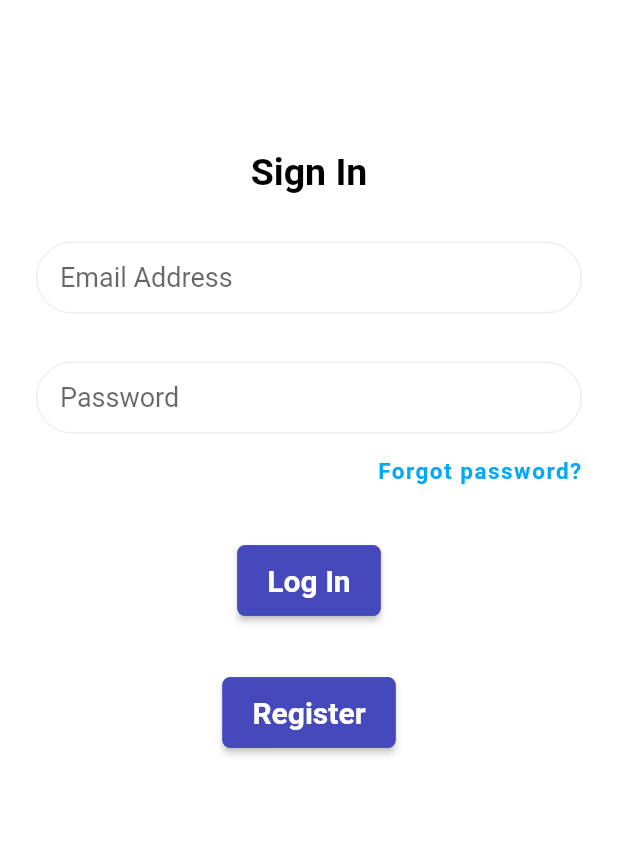
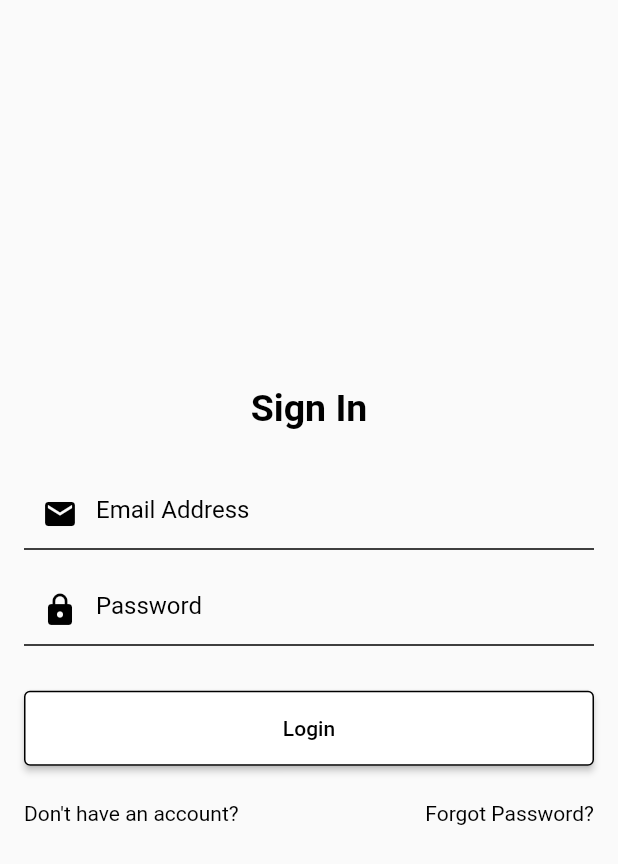
Before and after one commit to seshu0701/kapu_balija_doctors, a Flutter app: the screen it shows after launch, on a phone screen of 412 x 824 dp. Shown: the top 864 px of the screen. Run offline on Flutter 3.47's test engine with Material 2 defaults, Android fonts, the phone set to English and light mode, and no system bars; our stand-ins replace internet_connection_checker, progress_dialog.

Commit message:
changes in screens

```diff
--- a/lib/login_screen.dart
+++ b/lib/login_screen.dart
@@ -1,6 +1,6 @@
 import 'package:flutter/material.dart';
-import 'package:kapu_balija_doctors/registration_screen.dart';
-import 'package:kapu_balija_doctors/services/helper.dart';
+import 'package:internet_connection_checker/internet_connection_checker.dart';
+import 'package:http/http.dart' as http;
 import 'package:kapu_balija_doctors/utils/constants.dart';
 
 class LoginScreen extends StatefulWidget {
@@ -11,134 +11,152 @@ class LoginScreen extends StatefulWidget {
 }
 
 class _LoginScreen extends State<LoginScreen> {
-  final GlobalKey<FormState> _key = GlobalKey();
-  final AutovalidateMode _validate = AutovalidateMode.disabled;
+
+  final GlobalKey<FormState> _formKey = GlobalKey<FormState>();
+  final TextEditingController emailController = TextEditingController();
+  final TextEditingController passwordController = TextEditingController();
   String? email, password;
+  bool isLoading = false;
 
   @override
   Widget build(BuildContext context) {
     return Scaffold(
-      backgroundColor: Colors.white,
-      body: Column(
-        children: <Widget>[
-          const Padding(
-            padding: EdgeInsets.only(top: 100.0, right: 16.0, left: 16.0),
-            child: Text(
+      body: Form(
+        key: _formKey,
+        child: Padding(
+          padding:  const EdgeInsets.only(left:16, right:16),
+          child: Column(
+            mainAxisAlignment: MainAxisAlignment.center,
+            crossAxisAlignment: CrossAxisAlignment.stretch,
+            children: [
+              const Text(
                 'Sign In',
                 style: TextStyle(
                     color: Colors.black,
                     fontSize: 25.0,
                     fontWeight: FontWeight.bold),
+                textAlign: TextAlign.center,
               ),
+              const SizedBox(height: 32,),
+              TextFormField(
+                controller: emailController,
+                //cursorColor: Colors.white,
+                style: const TextStyle(color: Colors.black),
+                decoration: const InputDecoration(
+                    hintText: 'Email Address',
+                    enabledBorder: UnderlineInputBorder(
+                      borderSide: BorderSide(color: Colors.black),
                     ),
-          Padding(
-            padding: const EdgeInsets.only(top: 32.0, right: 24.0, left: 24.0),
-            child: TextFormField(
-                textAlignVertical: TextAlignVertical.center,
-                textInputAction: TextInputAction.next,
-                validator: validateEmail,
-                onSaved: (String? val) {
-                  email = val;
+                    focusedBorder: UnderlineInputBorder(
+                      borderSide: BorderSide(color: Colors.black),
+                    ),
+                    hintStyle: TextStyle(color: Colors.black),
+                    prefixIcon: Icon(
+                      Icons.email,
+                      color: Colors.black,
+                    )),
+                validator: (value) => !value!.contains('@')
+                    ? 'Please enter valid email'
+                    : null,
+              ),
+              const SizedBox(
+                height: 16,
+              ),
+              TextFormField(
+                controller: passwordController,
+               // cursorColor: Colors.white,
+
+                style: const TextStyle(color: Colors.black),
+                decoration: const InputDecoration(
+                    hintText: 'Password',
+                    enabledBorder: UnderlineInputBorder(
+                      borderSide: BorderSide(color: Colors.black),
+                    ),
+                    focusedBorder: UnderlineInputBorder(
+                      borderSide: BorderSide(color: Colors.black),
+                    ),
+                    hintStyle: TextStyle(color: Colors.black),
+                    prefixIcon: Icon(
+                      Icons.lock,
+                      color: Colors.black,
+                    )),
+                validator: (value) => value!.length < 6
+                    ? 'Must be at least 6 characters'
+                    : null,
+              ),
+              const SizedBox(
+                height: 30,
+              ),
+              ElevatedButton(
+                  style: ElevatedButton.styleFrom(
+                    //elevation: 1,
+                      side: const BorderSide(
+                        color: Colors.black,
+                      ),
+                      minimumSize: const Size.fromHeight(50),
+                      backgroundColor: Colors.white,
+                      foregroundColor: Colors.black,
+                      padding:
+                      const EdgeInsets.only(top: 12, bottom: 12)),
+                  onPressed: () {
+                    FocusManager.instance.primaryFocus?.unfocus();
+
+                    if (_formKey.currentState!.validate()) {
+                      login();
+
+                    }
                   },
-                style: const TextStyle(fontSize: 18.0),
-                keyboardType: TextInputType.emailAddress,
-                cursorColor: const Color(COLOR_PRIMARY),
-                decoration: getInputDecoration(
-                    hint: 'Email Address',
-                    darkMode: isDarkMode(context),
-                    errorColor: Theme.of(context).errorColor)),
+                  child: const Text('Login')),
+              const SizedBox(
+                height: 24,
               ),
-          Padding(
-            padding: const EdgeInsets.only(top: 32.0, right: 24.0, left: 24.0),
-            child: TextFormField(
-                textAlignVertical: TextAlignVertical.center,
-                obscureText: true,
-                validator: validatePassword,
-                onSaved: (String? val) {
-                  password = val;
+              Row(
+                mainAxisAlignment: MainAxisAlignment.spaceBetween,
+                children: [
+                  GestureDetector(
+                    child: const Text(
+                      "Don't have an account?",
+                      style: TextStyle(color: Colors.black),
+                    ),
+                    onTap: () {
                     },
-                /*onFieldSubmitted: (password) => context
-                    .read<LoginBloc>()
-                    .add(ValidateLoginFieldsEvent(_key)),*/
-                textInputAction: TextInputAction.done,
-                style: const TextStyle(fontSize: 18.0),
-                cursorColor: const Color(COLOR_PRIMARY),
-                decoration: getInputDecoration(
-                    hint: 'Password',
-                    darkMode: isDarkMode(context),
-                    errorColor: Theme.of(context).errorColor)),
                   ),
-          Padding(
-            padding: const EdgeInsets.only(top: 16, right: 24),
-            child: Align(
-              alignment: Alignment.centerRight,
-              child: GestureDetector(
-                /*onTap: () =>
-                    push(context, const ResetPasswordScreen()),*/
-                child: const Text(
-                  'Forgot password?',
-                  style: TextStyle(
-                      color: Colors.lightBlue,
-                      fontWeight: FontWeight.bold,
-                      fontSize: 15,
-                      letterSpacing: 1),
+                  GestureDetector(
+                    child: const Text("Forgot Password?",
+                        style: TextStyle(color: Colors.black)),
+                    onTap: () {
+                    },
+                  )
+                ],
+              ),
+              const SizedBox(
+                height: 16,
+              ),
+
+                 isLoading ? const Center(
+                  child: CircularProgressIndicator(
+                    color: Colors.black,
+                  ))
+                  : const SizedBox()
+            ],
           ),
         ),
       ),
-          ),
-          Padding(
-            padding: const EdgeInsets.only(right: 40.0, left: 40.0, top: 40),
-            child: ElevatedButton(
-              style: ElevatedButton.styleFrom(
-                padding: const EdgeInsets.only(
-                    top: 12, left: 20, right: 20, bottom: 12),
-                backgroundColor: const Color(COLOR_PRIMARY),
-                shape: RoundedRectangleBorder(
-                  borderRadius: BorderRadius.circular(5.0),
-                  side: const BorderSide(
-                    color: Color(COLOR_PRIMARY),
-                  ),
-                ),
-              ),
-              onPressed: () {},
-              child: const Text(
-                'Log In',
-                style: TextStyle(
-                  fontSize: 20,
-                  fontWeight: FontWeight.bold,
-                  color: Colors.white,
-                ),
-              ),
-            ),
-          ),
-          Padding(
-              padding: const EdgeInsets.only(right: 40.0, left: 40.0, top: 40),
-              child: ElevatedButton(
-                style: ElevatedButton.styleFrom(
-                  padding: const EdgeInsets.only(
-                      top: 12, left: 20, right: 20, bottom: 12),
-                  backgroundColor: const Color(COLOR_PRIMARY),
-                  shape: RoundedRectangleBorder(
-                    borderRadius: BorderRadius.circular(5.0),
-                    side: const BorderSide(
-                      color: Color(COLOR_PRIMARY),
-                    ),
-                  ),
-                ),
-                onPressed: () {
-                  push(context, const RegisterScreen());
-                },
-                child: const Text(
-                  'Register',
-                  style: TextStyle(
-                    fontSize: 20,
-                    fontWeight: FontWeight.bold,
-                    color: Colors.white,
-                  ),
-                ),
-              )),
-        ],
-      ),
     );
   }
+
+void login() async{
+if(await InternetConnectionChecker().hasConnection == true){
+  Map<String,dynamic> request = {'email': emailController.text, 'password': passwordController.text};
+  final uri = Uri.http("${baseUrl}api/users/login");
+  var response = await http.post(uri, body: request);
+  print('Response status: ${response.statusCode}');
+  print('Response body: ${response.body}');
+
+
+}else{
+  debugPrint("No internet");
 }
+}
+
+}
--- a/lib/registration_screen.dart
+++ b/lib/registration_screen.dart
@@ -39,7 +39,7 @@ class _RegisterScreen extends State<RegisterScreen> {
                   },
                   style: const TextStyle(fontSize: 18.0),
                   keyboardType: TextInputType.text,
-                  cursorColor: const Color(COLOR_PRIMARY),
+                  cursorColor: const Color(colorPrimary),
                   decoration: getInputDecoration(
                       hint: 'First Name',
                       darkMode: isDarkMode(context),
@@ -57,7 +57,7 @@ class _RegisterScreen extends State<RegisterScreen> {
                   },
                   style: const TextStyle(fontSize: 18.0),
                   keyboardType: TextInputType.text,
-                  cursorColor: const Color(COLOR_PRIMARY),
+                  cursorColor: const Color(colorPrimary),
                   decoration: getInputDecoration(
                       hint: 'Middle Name',
                       darkMode: isDarkMode(context),
@@ -75,7 +75,7 @@ class _RegisterScreen extends State<RegisterScreen> {
                   },
                   style: const TextStyle(fontSize: 18.0),
                   keyboardType: TextInputType.text,
-                  cursorColor: const Color(COLOR_PRIMARY),
+                  cursorColor: const Color(colorPrimary),
                   decoration: getInputDecoration(
                       hint: 'Last Name',
                       darkMode: isDarkMode(context),
@@ -93,7 +93,7 @@ class _RegisterScreen extends State<RegisterScreen> {
                   },
                   style: const TextStyle(fontSize: 18.0),
                   keyboardType: TextInputType.multiline,
-                  cursorColor: const Color(COLOR_PRIMARY),
+                  cursorColor: const Color(colorPrimary),
                   decoration: getInputDecoration(
                       hint: 'Home Address',
                       darkMode: isDarkMode(context),
@@ -111,7 +111,7 @@ class _RegisterScreen extends State<RegisterScreen> {
                   },
                   style: const TextStyle(fontSize: 18.0),
                   keyboardType: TextInputType.multiline,
-                  cursorColor: const Color(COLOR_PRIMARY),
+                  cursorColor: const Color(colorPrimary),
                   decoration: getInputDecoration(
                       hint: 'Home Address or Clinic Address',
                       darkMode: isDarkMode(context),
@@ -129,7 +129,7 @@ class _RegisterScreen extends State<RegisterScreen> {
                   },
                   style: const TextStyle(fontSize: 18.0),
                   keyboardType: TextInputType.emailAddress,
-                  cursorColor: const Color(COLOR_PRIMARY),
+                  cursorColor: const Color(colorPrimary),
                   decoration: getInputDecoration(
                       hint: 'Email',
                       darkMode: isDarkMode(context),
@@ -148,7 +148,7 @@ class _RegisterScreen extends State<RegisterScreen> {
                   style: const TextStyle(fontSize: 18.0),
                   keyboardType: TextInputType.phone,
                   maxLength: 10,
-                  cursorColor: const Color(COLOR_PRIMARY),
+                  cursorColor: const Color(colorPrimary),
                   decoration: getInputDecoration(
                       hint: 'Contact No',
                       darkMode: isDarkMode(context),
@@ -166,7 +166,7 @@ class _RegisterScreen extends State<RegisterScreen> {
                   },
                   style: const TextStyle(fontSize: 18.0),
                   keyboardType: TextInputType.text,
-                  cursorColor: const Color(COLOR_PRIMARY),
+                  cursorColor: const Color(colorPrimary),
                   decoration: getInputDecoration(
                       hint: 'Education Qualification',
                       darkMode: isDarkMode(context),
@@ -184,7 +184,7 @@ class _RegisterScreen extends State<RegisterScreen> {
                   },
                   style: const TextStyle(fontSize: 18.0),
                   keyboardType: TextInputType.multiline,
-                  cursorColor: const Color(COLOR_PRIMARY),
+                  cursorColor: const Color(colorPrimary),
                   decoration: getInputDecoration(
                       hint: 'Speciality',
                       darkMode: isDarkMode(context),
@@ -202,7 +202,7 @@ class _RegisterScreen extends State<RegisterScreen> {
                   },
                   style: const TextStyle(fontSize: 18.0),
                   keyboardType: TextInputType.multiline,
-                  cursorColor: const Color(COLOR_PRIMARY),
+                  cursorColor: const Color(colorPrimary),
                   decoration: getInputDecoration(
                       hint: 'Mostly Treated Diseases',
                       darkMode: isDarkMode(context),
@@ -215,11 +215,11 @@ class _RegisterScreen extends State<RegisterScreen> {
                   style: ElevatedButton.styleFrom(
                     padding: const EdgeInsets.only(
                         top: 12, left: 20, right: 20, bottom: 12),
-                    backgroundColor: const Color(COLOR_PRIMARY),
+                    backgroundColor: const Color(colorPrimary),
                     shape: RoundedRectangleBorder(
                       borderRadius: BorderRadius.circular(5.0),
                       side: const BorderSide(
-                        color: Color(COLOR_PRIMARY),
+                        color: Color(colorPrimary),
                       ),
                     ),
                   ),
--- a/lib/services/helper.dart
+++ b/lib/services/helper.dart
@@ -63,12 +63,12 @@ showProgress(BuildContext context, String message, bool isDismissible) async {
   progressDialog.style(
       message: message,
       borderRadius: 10.0,
-      backgroundColor: const Color(COLOR_PRIMARY),
+      backgroundColor: const Color(colorPrimary),
       progressWidget: Container(
         padding: const EdgeInsets.all(8.0),
         child: const CircularProgressIndicator(
           backgroundColor: Colors.white,
-          valueColor: AlwaysStoppedAnimation(Color(COLOR_PRIMARY)),
+          valueColor: AlwaysStoppedAnimation(Color(colorPrimary)),
         ),
       ),
       elevation: 10.0,
@@ -190,7 +190,7 @@ InputDecoration getInputDecoration(
     hintText: hint,
     focusedBorder: OutlineInputBorder(
         borderRadius: BorderRadius.circular(25.0),
-        borderSide: const BorderSide(color: Color(COLOR_PRIMARY), width: 2.0)),
+        borderSide: const BorderSide(color: Color(colorPrimary), width: 2.0)),
     errorBorder: OutlineInputBorder(
       borderSide: BorderSide(color: errorColor),
       borderRadius: BorderRadius.circular(25.0),
--- a/lib/utils/constants.dart
+++ b/lib/utils/constants.dart
@@ -1 +1,2 @@
-const COLOR_PRIMARY = 0xFF4549BC;
+const colorPrimary = 0xFF4549BC;
+const baseUrl ="http://62.72.31.8:8888/";
--- a/pubspec.yaml
+++ b/pubspec.yaml
@@ -8,6 +8,8 @@ dependencies:
   flutter:
     sdk: flutter
   cupertino_icons: ^1.0.2
+  http: ^1.1.0
+  internet_connection_checker: ^1.0.0+1
   progress_dialog:
     git:
       url: https://github.com/mostafaAbdelazim/progress_dialog.git
```
Also changed, not shown: 1 other file. Lines whose indentation alone changed are shown as unchanged.
